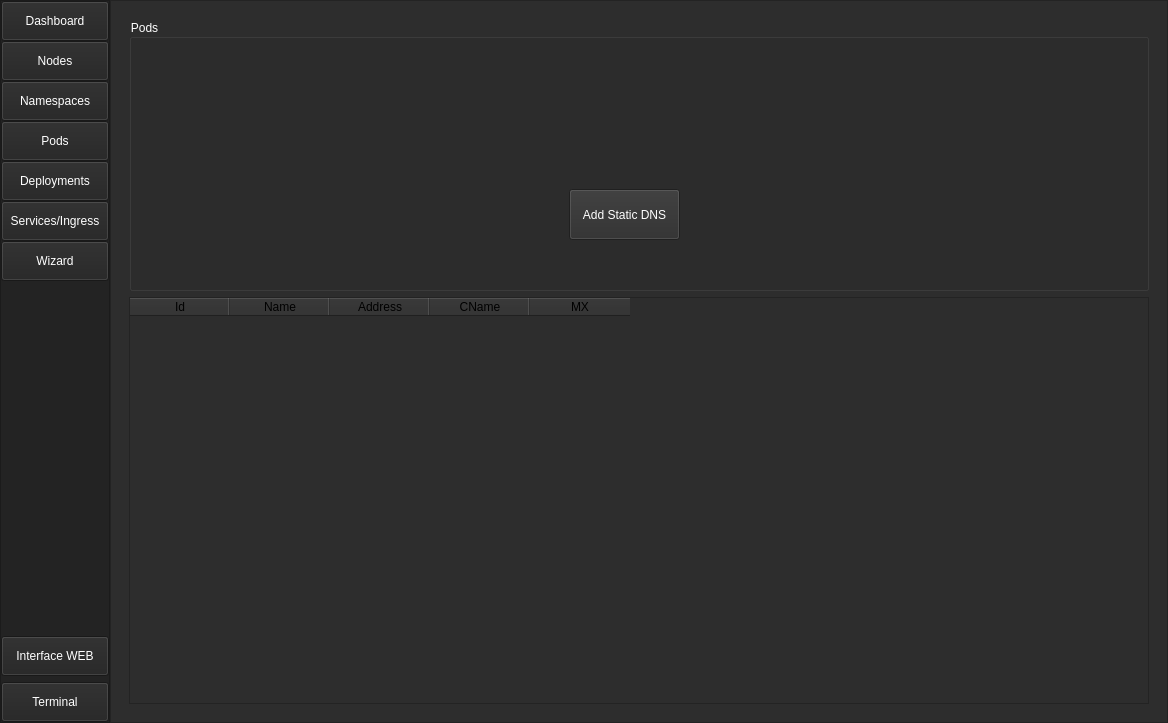
Old version of the form UI/ui_main.ui in the repository monico18/LTI2-Kubernetes-Controller.
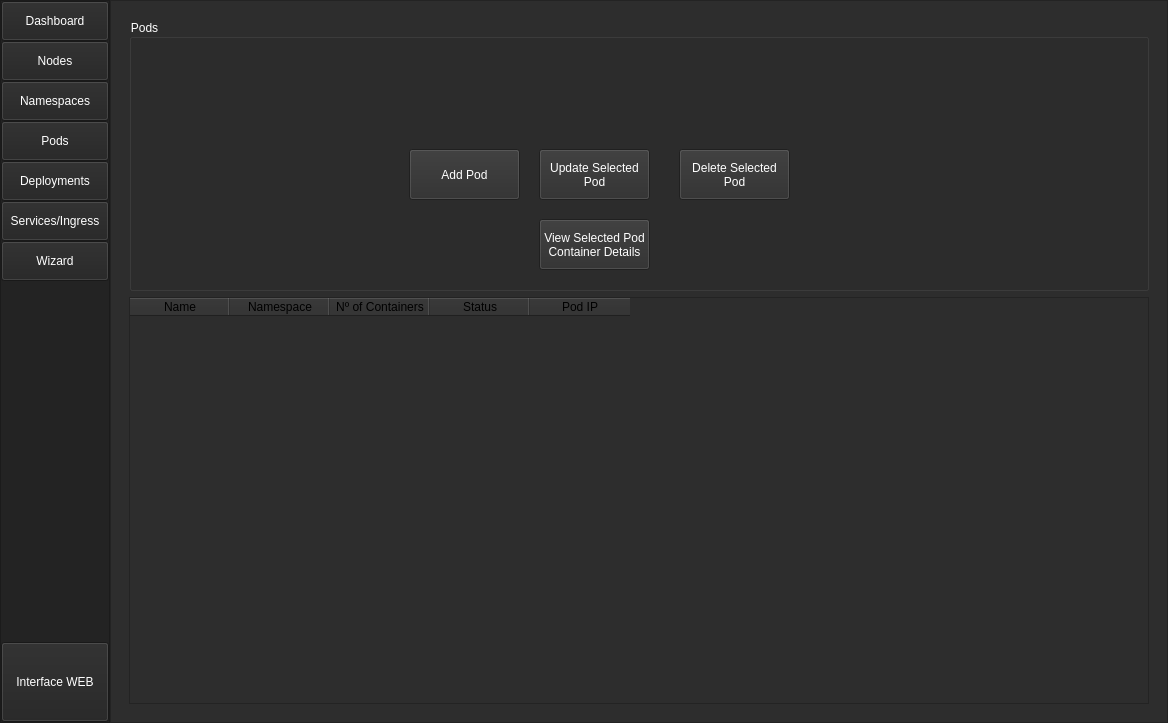
New version of the form. The open tabs and pages were chosen to show the change.

```diff
--- a/UI/ui_main.ui
+++ b/UI/ui_main.ui
@@ -1403,7 +1403,7 @@
             <property name="minimumSize">
              <size>
               <width>0</width>
-              <height>40</height>
+              <height>80</height>
              </size>
             </property>
             <property name="palette">
@@ -1529,137 +1529,6 @@
             </property>
            </widget>
           </item>
-          <item>
-           <widget class="QPushButton" name="btn_Terminal">
-            <property name="minimumSize">
-             <size>
-              <width>0</width>
-              <height>40</height>
-             </size>
-            </property>
-            <property name="palette">
-             <palette>
-              <active>
-               <colorrole role="Button">
-                <brush brushstyle="SolidPattern">
-                 <color alpha="255">
-                  <red>35</red>
-                  <green>35</green>
-                  <blue>35</blue>
-                 </color>
-                </brush>
-               </colorrole>
-               <colorrole role="ButtonText">
-                <brush brushstyle="SolidPattern">
-                 <color alpha="255">
-                  <red>255</red>
-                  <green>255</green>
-                  <blue>255</blue>
-                 </color>
-                </brush>
-               </colorrole>
-               <colorrole role="Base">
-                <brush brushstyle="SolidPattern">
-                 <color alpha="255">
-                  <red>35</red>
-                  <green>35</green>
-                  <blue>35</blue>
-                 </color>
-                </brush>
-               </colorrole>
-               <colorrole role="Window">
-                <brush brushstyle="SolidPattern">
-                 <color alpha="255">
-                  <red>35</red>
-                  <green>35</green>
-                  <blue>35</blue>
-                 </color>
-                </brush>
-               </colorrole>
-              </active>
-              <inactive>
-               <colorrole role="Button">
-                <brush brushstyle="SolidPattern">
-                 <color alpha="255">
-                  <red>35</red>
-                  <green>35</green>
-                  <blue>35</blue>
-                 </color>
-                </brush>
-               </colorrole>
-               <colorrole role="ButtonText">
-                <brush brushstyle="SolidPattern">
-                 <color alpha="255">
-                  <red>255</red>
-                  <green>255</green>
-                  <blue>255</blue>
-                 </color>
-                </brush>
-               </colorrole>
-               <colorrole role="Base">
-                <brush brushstyle="SolidPattern">
-                 <color alpha="255">
-                  <red>35</red>
-                  <green>35</green>
-                  <blue>35</blue>
-                 </color>
-                </brush>
-               </colorrole>
-               <colorrole role="Window">
-                <brush brushstyle="SolidPattern">
-                 <color alpha="255">
-                  <red>35</red>
-                  <green>35</green>
-                  <blue>35</blue>
-                 </color>
-                </brush>
-               </colorrole>
-              </inactive>
-              <disabled>
-               <colorrole role="Button">
-                <brush brushstyle="SolidPattern">
-                 <color alpha="255">
-                  <red>35</red>
-                  <green>35</green>
-                  <blue>35</blue>
-                 </color>
-                </brush>
-               </colorrole>
-               <colorrole role="ButtonText">
-                <brush brushstyle="SolidPattern">
-                 <color alpha="255">
-                  <red>120</red>
-                  <green>120</green>
-                  <blue>120</blue>
-                 </color>
-                </brush>
-               </colorrole>
-               <colorrole role="Base">
-                <brush brushstyle="SolidPattern">
-                 <color alpha="255">
-                  <red>35</red>
-                  <green>35</green>
-                  <blue>35</blue>
-                 </color>
-                </brush>
-               </colorrole>
-               <colorrole role="Window">
-                <brush brushstyle="SolidPattern">
-                 <color alpha="255">
-                  <red>35</red>
-                  <green>35</green>
-                  <blue>35</blue>
-                 </color>
-                </brush>
-               </colorrole>
-              </disabled>
-             </palette>
-            </property>
-            <property name="text">
-             <string>Terminal</string>
-            </property>
-           </widget>
-          </item>
          </layout>
         </widget>
        </item>
@@ -3557,8 +3426,8 @@
                 <widget class="QPushButton" name="btn_add_dns">
                  <property name="geometry">
                   <rect>
-                   <x>440</x>
-                   <y>170</y>
+                   <x>280</x>
+                   <y>130</y>
                    <width>111</width>
                    <height>51</height>
                   </rect>
@@ -3682,7 +3551,403 @@
                   </palette>
                  </property>
                  <property name="text">
-                  <string>Add Static DNS</string>
+                  <string>Add Pod</string>
+                 </property>
+                </widget>
+                <widget class="QPushButton" name="btn_add_dns_2">
+                 <property name="geometry">
+                  <rect>
+                   <x>410</x>
+                   <y>130</y>
+                   <width>111</width>
+                   <height>51</height>
+                  </rect>
+                 </property>
+                 <property name="palette">
+                  <palette>
+                   <active>
+                    <colorrole role="Button">
+                     <brush brushstyle="SolidPattern">
+                      <color alpha="255">
+                       <red>45</red>
+                       <green>45</green>
+                       <blue>45</blue>
+                      </color>
+                     </brush>
+                    </colorrole>
+                    <colorrole role="ButtonText">
+                     <brush brushstyle="SolidPattern">
+                      <color alpha="255">
+                       <red>255</red>
+                       <green>255</green>
+                       <blue>255</blue>
+                      </color>
+                     </brush>
+                    </colorrole>
+                    <colorrole role="Base">
+                     <brush brushstyle="SolidPattern">
+                      <color alpha="255">
+                       <red>45</red>
+                       <green>45</green>
+                       <blue>45</blue>
+                      </color>
+                     </brush>
+                    </colorrole>
+                    <colorrole role="Window">
+                     <brush brushstyle="SolidPattern">
+                      <color alpha="255">
+                       <red>45</red>
+                       <green>45</green>
+                       <blue>45</blue>
+                      </color>
+                     </brush>
+                    </colorrole>
+                   </active>
+                   <inactive>
+                    <colorrole role="Button">
+                     <brush brushstyle="SolidPattern">
+                      <color alpha="255">
+                       <red>45</red>
+                       <green>45</green>
+                       <blue>45</blue>
+                      </color>
+                     </brush>
+                    </colorrole>
+                    <colorrole role="ButtonText">
+                     <brush brushstyle="SolidPattern">
+                      <color alpha="255">
+                       <red>255</red>
+                       <green>255</green>
+                       <blue>255</blue>
+                      </color>
+                     </brush>
+                    </colorrole>
+                    <colorrole role="Base">
+                     <brush brushstyle="SolidPattern">
+                      <color alpha="255">
+                       <red>45</red>
+                       <green>45</green>
+                       <blue>45</blue>
+                      </color>
+                     </brush>
+                    </colorrole>
+                    <colorrole role="Window">
+                     <brush brushstyle="SolidPattern">
+                      <color alpha="255">
+                       <red>45</red>
+                       <green>45</green>
+                       <blue>45</blue>
+                      </color>
+                     </brush>
+                    </colorrole>
+                   </inactive>
+                   <disabled>
+                    <colorrole role="Button">
+                     <brush brushstyle="SolidPattern">
+                      <color alpha="255">
+                       <red>45</red>
+                       <green>45</green>
+                       <blue>45</blue>
+                      </color>
+                     </brush>
+                    </colorrole>
+                    <colorrole role="ButtonText">
+                     <brush brushstyle="SolidPattern">
+                      <color alpha="255">
+                       <red>120</red>
+                       <green>120</green>
+                       <blue>120</blue>
+                      </color>
+                     </brush>
+                    </colorrole>
+                    <colorrole role="Base">
+                     <brush brushstyle="SolidPattern">
+                      <color alpha="255">
+                       <red>45</red>
+                       <green>45</green>
+                       <blue>45</blue>
+                      </color>
+                     </brush>
+                    </colorrole>
+                    <colorrole role="Window">
+                     <brush brushstyle="SolidPattern">
+                      <color alpha="255">
+                       <red>45</red>
+                       <green>45</green>
+                       <blue>45</blue>
+                      </color>
+                     </brush>
+                    </colorrole>
+                   </disabled>
+                  </palette>
+                 </property>
+                 <property name="text">
+                  <string>Update Selected
+Pod</string>
+                 </property>
+                </widget>
+                <widget class="QPushButton" name="btn_add_dns_3">
+                 <property name="geometry">
+                  <rect>
+                   <x>550</x>
+                   <y>130</y>
+                   <width>111</width>
+                   <height>51</height>
+                  </rect>
+                 </property>
+                 <property name="palette">
+                  <palette>
+                   <active>
+                    <colorrole role="Button">
+                     <brush brushstyle="SolidPattern">
+                      <color alpha="255">
+                       <red>45</red>
+                       <green>45</green>
+                       <blue>45</blue>
+                      </color>
+                     </brush>
+                    </colorrole>
+                    <colorrole role="ButtonText">
+                     <brush brushstyle="SolidPattern">
+                      <color alpha="255">
+                       <red>255</red>
+                       <green>255</green>
+                       <blue>255</blue>
+                      </color>
+                     </brush>
+                    </colorrole>
+                    <colorrole role="Base">
+                     <brush brushstyle="SolidPattern">
+                      <color alpha="255">
+                       <red>45</red>
+                       <green>45</green>
+                       <blue>45</blue>
+                      </color>
+                     </brush>
+                    </colorrole>
+                    <colorrole role="Window">
+                     <brush brushstyle="SolidPattern">
+                      <color alpha="255">
+                       <red>45</red>
+                       <green>45</green>
+                       <blue>45</blue>
+                      </color>
+                     </brush>
+                    </colorrole>
+                   </active>
+                   <inactive>
+                    <colorrole role="Button">
+                     <brush brushstyle="SolidPattern">
+                      <color alpha="255">
+                       <red>45</red>
+                       <green>45</green>
+                       <blue>45</blue>
+                      </color>
+                     </brush>
+                    </colorrole>
+                    <colorrole role="ButtonText">
+                     <brush brushstyle="SolidPattern">
+                      <color alpha="255">
+                       <red>255</red>
+                       <green>255</green>
+                       <blue>255</blue>
+                      </color>
+                     </brush>
+                    </colorrole>
+                    <colorrole role="Base">
+                     <brush brushstyle="SolidPattern">
+                      <color alpha="255">
+                       <red>45</red>
+                       <green>45</green>
+                       <blue>45</blue>
+                      </color>
+                     </brush>
+                    </colorrole>
+                    <colorrole role="Window">
+                     <brush brushstyle="SolidPattern">
+                      <color alpha="255">
+                       <red>45</red>
+                       <green>45</green>
+                       <blue>45</blue>
+                      </color>
+                     </brush>
+                    </colorrole>
+                   </inactive>
+                   <disabled>
+                    <colorrole role="Button">
+                     <brush brushstyle="SolidPattern">
+                      <color alpha="255">
+                       <red>45</red>
+                       <green>45</green>
+                       <blue>45</blue>
+                      </color>
+                     </brush>
+                    </colorrole>
+                    <colorrole role="ButtonText">
+                     <brush brushstyle="SolidPattern">
+                      <color alpha="255">
+                       <red>120</red>
+                       <green>120</green>
+                       <blue>120</blue>
+                      </color>
+                     </brush>
+                    </colorrole>
+                    <colorrole role="Base">
+                     <brush brushstyle="SolidPattern">
+                      <color alpha="255">
+                       <red>45</red>
+                       <green>45</green>
+                       <blue>45</blue>
+                      </color>
+                     </brush>
+                    </colorrole>
+                    <colorrole role="Window">
+                     <brush brushstyle="SolidPattern">
+                      <color alpha="255">
+                       <red>45</red>
+                       <green>45</green>
+                       <blue>45</blue>
+                      </color>
+                     </brush>
+                    </colorrole>
+                   </disabled>
+                  </palette>
+                 </property>
+                 <property name="text">
+                  <string>Delete Selected
+Pod</string>
+                 </property>
+                </widget>
+                <widget class="QPushButton" name="btn_add_dns_4">
+                 <property name="geometry">
+                  <rect>
+                   <x>410</x>
+                   <y>200</y>
+                   <width>111</width>
+                   <height>51</height>
+                  </rect>
+                 </property>
+                 <property name="palette">
+                  <palette>
+                   <active>
+                    <colorrole role="Button">
+                     <brush brushstyle="SolidPattern">
+                      <color alpha="255">
+                       <red>45</red>
+                       <green>45</green>
+                       <blue>45</blue>
+                      </color>
+                     </brush>
+                    </colorrole>
+                    <colorrole role="ButtonText">
+                     <brush brushstyle="SolidPattern">
+                      <color alpha="255">
+                       <red>255</red>
+                       <green>255</green>
+                       <blue>255</blue>
+                      </color>
+                     </brush>
+                    </colorrole>
+                    <colorrole role="Base">
+                     <brush brushstyle="SolidPattern">
+                      <color alpha="255">
+                       <red>45</red>
+                       <green>45</green>
+                       <blue>45</blue>
+                      </color>
+                     </brush>
+                    </colorrole>
+                    <colorrole role="Window">
+                     <brush brushstyle="SolidPattern">
+                      <color alpha="255">
+                       <red>45</red>
+                       <green>45</green>
+                       <blue>45</blue>
+                      </color>
+                     </brush>
+                    </colorrole>
+                   </active>
+                   <inactive>
+                    <colorrole role="Button">
+                     <brush brushstyle="SolidPattern">
+                      <color alpha="255">
+                       <red>45</red>
+                       <green>45</green>
+                       <blue>45</blue>
+                      </color>
+                     </brush>
+                    </colorrole>
+                    <colorrole role="ButtonText">
+                     <brush brushstyle="SolidPattern">
+                      <color alpha="255">
+                       <red>255</red>
+                       <green>255</green>
+                       <blue>255</blue>
+                      </color>
+                     </brush>
+                    </colorrole>
+                    <colorrole role="Base">
+                     <brush brushstyle="SolidPattern">
+                      <color alpha="255">
+                       <red>45</red>
+                       <green>45</green>
+                       <blue>45</blue>
+                      </color>
+                     </brush>
+                    </colorrole>
+                    <colorrole role="Window">
+                     <brush brushstyle="SolidPattern">
+                      <color alpha="255">
+                       <red>45</red>
+                       <green>45</green>
+                       <blue>45</blue>
+                      </color>
+                     </brush>
+                    </colorrole>
+                   </inactive>
+                   <disabled>
+                    <colorrole role="Button">
+                     <brush brushstyle="SolidPattern">
+                      <color alpha="255">
+                       <red>45</red>
+                       <green>45</green>
+                       <blue>45</blue>
+                      </color>
+                     </brush>
+                    </colorrole>
+                    <colorrole role="ButtonText">
+                     <brush brushstyle="SolidPattern">
+                      <color alpha="255">
+                       <red>120</red>
+                       <green>120</green>
+                       <blue>120</blue>
+                      </color>
+                     </brush>
+                    </colorrole>
+                    <colorrole role="Base">
+                     <brush brushstyle="SolidPattern">
+                      <color alpha="255">
+                       <red>45</red>
+                       <green>45</green>
+                       <blue>45</blue>
+                      </color>
+                     </brush>
+                    </colorrole>
+                    <colorrole role="Window">
+                     <brush brushstyle="SolidPattern">
+                      <color alpha="255">
+                       <red>45</red>
+                       <green>45</green>
+                       <blue>45</blue>
+                      </color>
+                     </brush>
+                    </colorrole>
+                   </disabled>
+                  </palette>
+                 </property>
+                 <property name="text">
+                  <string>View Selected Pod
+Container Details</string>
                  </property>
                 </widget>
                </widget>
@@ -3870,11 +4135,6 @@
                 <attribute name="verticalHeaderVisible">
                  <bool>false</bool>
                 </attribute>
-                <column>
-                 <property name="text">
-                  <string>Id</string>
-                 </property>
-                </column>
                 <column>
                  <property name="text">
                   <string>Name</string>
@@ -3882,17 +4142,22 @@
                 </column>
                 <column>
                  <property name="text">
-                  <string>Address</string>
+                  <string>Namespace</string>
                  </property>
                 </column>
                 <column>
                  <property name="text">
-                  <string>CName</string>
+                  <string>Nº of Containers</string>
                  </property>
                 </column>
                 <column>
                  <property name="text">
-                  <string>MX</string>
+                  <string>Status</string>
+                 </property>
+                </column>
+                <column>
+                 <property name="text">
+                  <string>Pod IP</string>
                  </property>
                 </column>
                </widget>
```
Left out of the diff: 1110 changed lines with no effect on the pictures.
